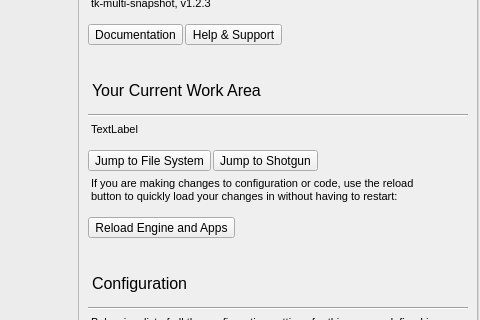
First picture: the form in python/tk-core/python/tank/platform/qt/tank_dialog.ui, repository shotgunsoftware/tk-framework-desktopstartup, before the edit; both pictures show x 399 to 879 and y 113 to 433 of the 879 by 551 pixel window.
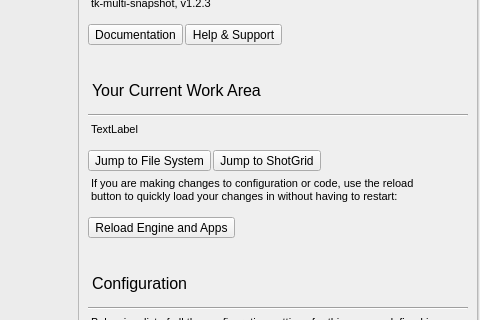
Second picture: the form after the edit. The open tabs and pages were chosen to show the change. Icons and pictures are not drawn.

The edit to the form file:
```diff
--- a/python/tk-core/python/tank/platform/qt/tank_dialog.ui
+++ b/python/tk-core/python/tank/platform/qt/tank_dialog.ui
@@ -550,7 +550,7 @@
                 <item>
                  <widget class="QToolButton" name="btn_shotgun">
                   <property name="text">
-                   <string>Jump to Shotgun</string>
+                   <string>Jump to ShotGrid</string>
                   </property>
                  </widget>
                 </item>
```
